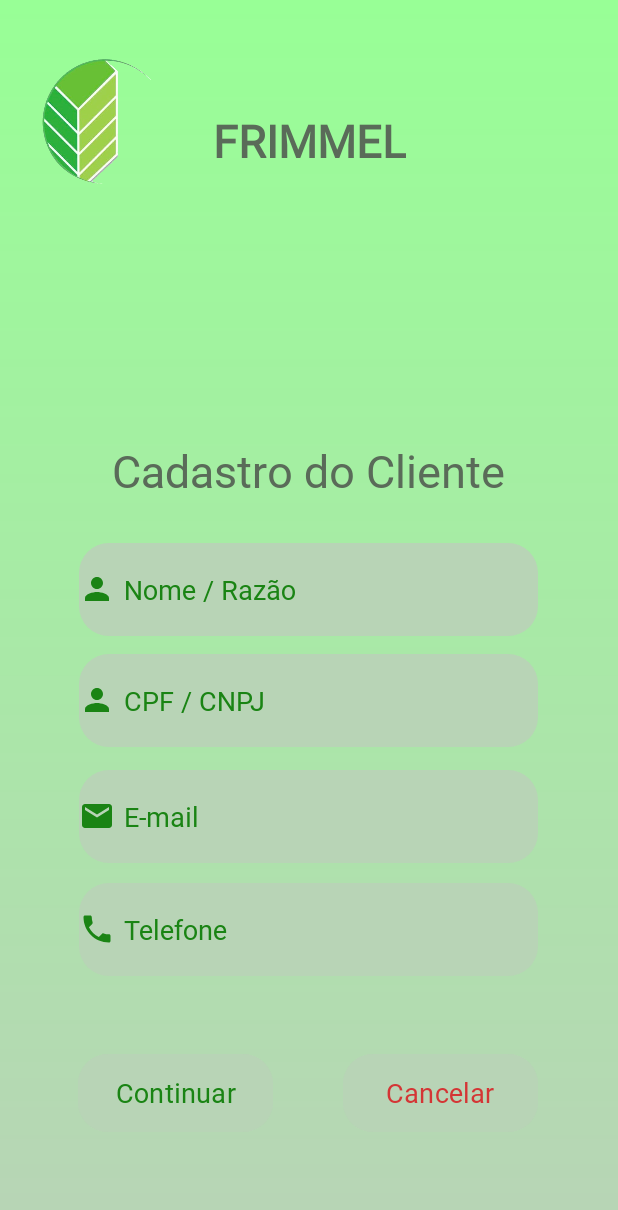
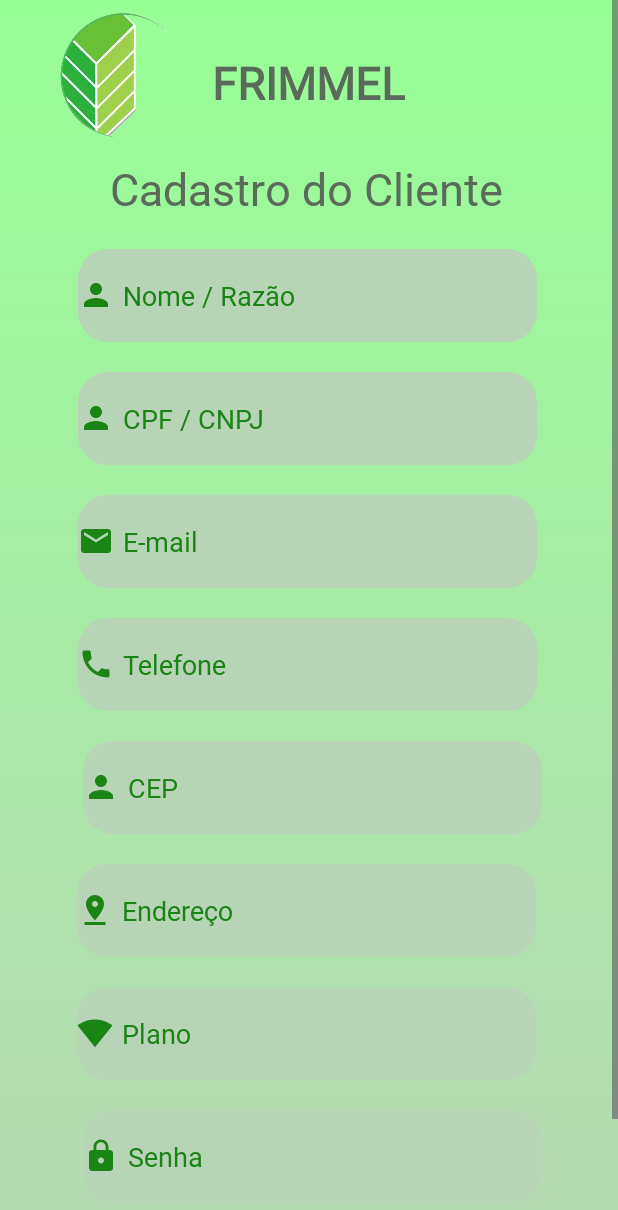
Before and after one commit to camila-frimmel/Proj._Integrador, an Android app: the CadastroCliente screen opened directly, with no data from a screen before it, on a phone screen of 412 x 824 dp. Shown: the top 1210 px of the screen. Run offline under Robolectric (Android 15) with nearby library versions, the phone set to English and light mode, and no system bars; our stand-ins replace Firebase (no records; nobody signed in at launch, a user with empty details on screens opened directly).

Commit message:
New update CadastroCliente

```diff
--- a/app/src/main/java/com/internet/frimmel/CadastroCliente.java
+++ b/app/src/main/java/com/internet/frimmel/CadastroCliente.java
@@ -27,7 +27,7 @@ public class CadastroCliente extends AppCompatActivity {
     protected void onCreate(Bundle savedInstanceState) {
         super.onCreate(savedInstanceState);
         setContentView(R.layout.activity_cadastrocliente);
-        Button Continua = findViewById(R.id.ContinuarCadastro);
+        Button Continua = findViewById(R.id.ConfirmarCadastro);
         Button Cancela = findViewById(R.id.CancelarCadastro);
 
         FirebaseApp.initializeApp(this);
--- a/app/src/main/java/com/internet/frimmel/CadastroParte2.java
+++ b/app/src/main/java/com/internet/frimmel/CadastroParte2.java
@@ -11,7 +11,7 @@ public class CadastroParte2 extends AppCompatActivity {
 
     protected void onCreate(Bundle savedInstanceState) {
         super.onCreate(savedInstanceState);
-        setContentView(R.layout.activity_cadastro2);
+      /*  setContentView(R.layout.activity_cadastro2);
         Button Volte = findViewById(R.id.VoltarCadastro2);
 
         Volte.setOnClickListener(new View.OnClickListener() {
@@ -20,6 +20,6 @@ public class CadastroParte2 extends AppCompatActivity {
                 Intent volta = new Intent(getApplicationContext(), CadastroCliente.class);
                 startActivity(volta);
             }
-        });
+        });*/
     }
 }
--- a/app/src/main/java/com/internet/frimmel/DadosCliente.java
+++ b/app/src/main/java/com/internet/frimmel/DadosCliente.java
@@ -3,9 +3,7 @@ package com.internet.frimmel;
 import android.os.Bundle;
 import android.widget.TextView;
 import android.widget.Toast;
-
 import androidx.appcompat.app.AppCompatActivity;
-
 import com.google.firebase.FirebaseApp;
 import com.google.firebase.auth.FirebaseAuth;
 import com.google.firebase.auth.FirebaseUser;
@@ -15,6 +13,9 @@ public class DadosCliente extends AppCompatActivity {
 
     private FirebaseFirestore db;
     private TextView textNome;
+
+    public DadosCliente(String nome, String cpf, String email, String telefone) {
+    }
 
     protected void onCreate(Bundle savedInstanceState) {
         super.onCreate(savedInstanceState);
--- a/app/src/main/res/layout/activity_cadastrocliente.xml
+++ b/app/src/main/res/layout/activity_cadastrocliente.xml
@@ -1,7 +1,13 @@
 <?xml version="1.0" encoding="utf-8"?>
-<LinearLayout xmlns:android="http://schemas.android.com/apk/res/android"
+<ScrollView
+    xmlns:android="http://schemas.android.com/apk/res/android"
     xmlns:app="http://schemas.android.com/apk/res-auto"
     xmlns:tools="http://schemas.android.com/tools"
+    android:layout_height="match_parent"
+    android:layout_width="match_parent"
+    android:fillViewport="true">
+
+<LinearLayout
     android:layout_width="match_parent"
     android:layout_height="match_parent"
     android:background="@drawable/gradiente_color"
@@ -17,16 +23,26 @@
         app:layout_constraintStart_toStartOf="parent"
         app:layout_constraintTop_toTopOf="parent">
 
+        <androidx.constraintlayout.widget.ConstraintLayout
+            android:layout_width="409dp"
+            android:layout_height="match_parent"
+            app:layout_constraintBottom_toBottomOf="parent"
+            app:layout_constraintEnd_toEndOf="parent"
+            app:layout_constraintHorizontal_bias="0.0"
+            app:layout_constraintStart_toStartOf="parent"
+            app:layout_constraintTop_toTopOf="parent"
+            app:layout_constraintVertical_bias="0.0">
+
+
             <ImageView
                 android:id="@+id/imageView"
                 android:layout_width="104dp"
                 android:layout_height="105dp"
-            app:layout_constraintBottom_toBottomOf="parent"
-            app:layout_constraintEnd_toEndOf="parent"
-            app:layout_constraintHorizontal_bias="0.052"
+                android:layout_marginStart="28dp"
+                app:layout_constraintBottom_toTopOf="@+id/textCadastroCliente"
                 app:layout_constraintStart_toStartOf="parent"
                 app:layout_constraintTop_toTopOf="parent"
-            app:layout_constraintVertical_bias="0.043"
+                app:layout_constraintVertical_bias="1.0"
                 app:srcCompat="@drawable/frimmel_transparente" />
 
             <TextView
@@ -39,42 +55,18 @@
                 android:textColor="#5A6B59"
                 android:textSize="30sp"
                 android:textStyle="bold"
-            app:layout_constraintBottom_toBottomOf="parent"
+                app:layout_constraintBottom_toTopOf="@+id/textCadastroCliente"
                 app:layout_constraintEnd_toEndOf="parent"
-            app:layout_constraintStart_toStartOf="parent"
+                app:layout_constraintHorizontal_bias="0.065"
+                app:layout_constraintStart_toEndOf="@+id/imageView"
                 app:layout_constraintTop_toTopOf="parent"
-            app:layout_constraintVertical_bias="0.094" />
-
-        <androidx.constraintlayout.widget.ConstraintLayout
-            android:layout_width="409dp"
-            android:layout_height="587dp"
-            app:layout_constraintBottom_toBottomOf="parent"
-            app:layout_constraintEnd_toEndOf="parent"
-            app:layout_constraintStart_toStartOf="parent"
-            app:layout_constraintTop_toTopOf="parent"
-            app:layout_constraintVertical_bias="0.986">
-
-            <Button
-                android:id="@+id/CancelarCadastro"
-                android:layout_width="130dp"
-                android:layout_height="60dp"
-                android:backgroundTint="#B8D4B6"
-                android:fontFamily="@font/itim"
-                android:text="Cancelar"
-                android:textColor="#D43535"
-                android:textSize="18sp"
-                app:cornerRadius="20dp"
-                app:layout_constraintBottom_toBottomOf="parent"
-                app:layout_constraintEnd_toEndOf="parent"
-                app:layout_constraintHorizontal_bias="0.814"
-                app:layout_constraintStart_toStartOf="parent"
-                app:layout_constraintTop_toTopOf="parent"
-                app:layout_constraintVertical_bias="0.882" />
+                app:layout_constraintVertical_bias="0.534" />
 
             <EditText
                 android:id="@+id/CadastroCPF"
                 android:layout_width="306dp"
                 android:layout_height="62dp"
+                android:layout_marginBottom="20dp"
                 android:background="@drawable/background_corner"
                 android:drawableLeft="@drawable/baseline_person_24"
                 android:drawablePadding="6dp"
@@ -87,17 +79,16 @@
                 android:textIsSelectable="false"
                 android:textSize="18sp"
                 app:circularflow_radiusInDP="20sp"
-                app:layout_constraintBottom_toBottomOf="parent"
+                app:layout_constraintBottom_toTopOf="@+id/CadastroEmail"
                 app:layout_constraintEnd_toEndOf="parent"
-                app:layout_constraintHorizontal_bias="0.495"
-                app:layout_constraintStart_toStartOf="parent"
-                app:layout_constraintTop_toTopOf="parent"
-                app:layout_constraintVertical_bias="0.386" />
+                app:layout_constraintHorizontal_bias="0.504"
+                app:layout_constraintStart_toStartOf="parent" />
 
             <EditText
                 android:id="@+id/CadastroTelefone"
                 android:layout_width="306dp"
                 android:layout_height="62dp"
+                android:layout_marginBottom="20dp"
                 android:background="@drawable/background_corner"
                 android:drawableLeft="@drawable/baseline_phone_24"
                 android:drawablePadding="6dp"
@@ -110,17 +101,16 @@
                 android:textIsSelectable="false"
                 android:textSize="18sp"
                 app:circularflow_radiusInDP="20sp"
-                app:layout_constraintBottom_toBottomOf="parent"
+                app:layout_constraintBottom_toTopOf="@+id/CadastroCEP"
                 app:layout_constraintEnd_toEndOf="parent"
-                app:layout_constraintHorizontal_bias="0.495"
-                app:layout_constraintStart_toStartOf="parent"
-                app:layout_constraintTop_toTopOf="parent"
-                app:layout_constraintVertical_bias="0.676" />
+                app:layout_constraintHorizontal_bias="0.504"
+                app:layout_constraintStart_toStartOf="parent" />
 
             <EditText
                 android:id="@+id/CadastroEmail"
                 android:layout_width="306dp"
                 android:layout_height="62dp"
+                android:layout_marginBottom="20dp"
                 android:background="@drawable/background_corner"
                 android:drawableLeft="@drawable/baseline_email_24"
                 android:drawablePadding="6dp"
@@ -133,17 +123,16 @@
                 android:textIsSelectable="false"
                 android:textSize="18sp"
                 app:circularflow_radiusInDP="20sp"
-                app:layout_constraintBottom_toBottomOf="parent"
+                app:layout_constraintBottom_toTopOf="@+id/CadastroTelefone"
                 app:layout_constraintEnd_toEndOf="parent"
-                app:layout_constraintHorizontal_bias="0.495"
-                app:layout_constraintStart_toStartOf="parent"
-                app:layout_constraintTop_toTopOf="parent"
-                app:layout_constraintVertical_bias="0.533" />
+                app:layout_constraintHorizontal_bias="0.504"
+                app:layout_constraintStart_toStartOf="parent" />
 
             <EditText
                 android:id="@+id/CadastroNome"
                 android:layout_width="306dp"
                 android:layout_height="62dp"
+                android:layout_marginBottom="20dp"
                 android:background="@drawable/background_corner"
                 android:drawableLeft="@drawable/baseline_person_24"
                 android:drawablePadding="6dp"
@@ -156,47 +145,146 @@
                 android:textIsSelectable="false"
                 android:textSize="18sp"
                 app:circularflow_radiusInDP="20sp"
-                app:layout_constraintBottom_toBottomOf="parent"
+                app:layout_constraintBottom_toTopOf="@+id/CadastroCPF"
                 app:layout_constraintEnd_toEndOf="parent"
-                app:layout_constraintHorizontal_bias="0.495"
-                app:layout_constraintStart_toStartOf="parent"
-                app:layout_constraintTop_toTopOf="parent"
-                app:layout_constraintVertical_bias="0.245" />
+                app:layout_constraintHorizontal_bias="0.504"
+                app:layout_constraintStart_toStartOf="parent" />
 
             <TextView
                 android:id="@+id/textCadastroCliente"
                 android:layout_width="wrap_content"
                 android:layout_height="wrap_content"
+                android:layout_marginBottom="20dp"
                 android:fontFamily="@font/itim"
                 android:text="Cadastro do Cliente"
                 android:textColor="#5A6B59"
                 android:textSize="30sp"
+                app:layout_constraintBottom_toTopOf="@+id/CadastroNome"
+                app:layout_constraintEnd_toEndOf="parent"
+                app:layout_constraintHorizontal_bias="0.496"
+                app:layout_constraintStart_toStartOf="parent" />
+
+
+            <EditText
+                android:id="@+id/CadastroCEP"
+                android:layout_width="306dp"
+                android:layout_height="62dp"
+                android:layout_marginBottom="20dp"
+                android:background="@drawable/background_corner"
+                android:drawableLeft="@drawable/baseline_person_24"
+                android:drawablePadding="6dp"
+                android:ems="10"
+                android:fontFamily="@font/itim"
+                android:hint="CEP"
+                android:inputType="text"
+                android:textColor="#1A8414"
+                android:textColorHint="#1A8414"
+                android:textIsSelectable="false"
+                android:textSize="18sp"
+                app:circularflow_radiusInDP="20sp"
+                app:layout_constraintBottom_toTopOf="@+id/CadastroEndereço"
+                app:layout_constraintEnd_toEndOf="parent"
+                app:layout_constraintHorizontal_bias="0.533"
+                app:layout_constraintStart_toStartOf="parent" />
+
+            <EditText
+                android:id="@+id/CadastroEndereço"
+                android:layout_width="306dp"
+                android:layout_height="62dp"
+                android:layout_marginBottom="20dp"
+                android:background="@drawable/background_corner"
+                android:drawableLeft="@drawable/baseline_pin_drop_24"
+                android:drawablePadding="6dp"
+                android:ems="10"
+                android:fontFamily="@font/itim"
+                android:hint="Endereço"
+                android:inputType="text"
+                android:textColor="#1A8414"
+                android:textColorHint="#1A8414"
+                android:textIsSelectable="false"
+                android:textSize="18sp"
+                app:circularflow_radiusInDP="20sp"
+                app:layout_constraintBottom_toTopOf="@+id/CadastroPlano"
+                app:layout_constraintEnd_toEndOf="parent"
+                app:layout_constraintHorizontal_bias="0.495"
+                app:layout_constraintStart_toStartOf="parent" />
+
+            <EditText
+                android:id="@+id/CadastroPlano"
+                android:layout_width="306dp"
+                android:layout_height="62dp"
+                android:layout_marginBottom="20dp"
+                android:background="@drawable/background_corner"
+                android:drawableLeft="@drawable/baseline_signal_wifi_4_bar_24"
+                android:drawablePadding="6dp"
+                android:ems="10"
+                android:fontFamily="@font/itim"
+                android:hint="Plano"
+                android:inputType="text"
+                android:textColor="#1A8414"
+                android:textColorHint="#1A8414"
+                android:textIsSelectable="false"
+                android:textSize="18sp"
+                app:circularflow_radiusInDP="20sp"
+                app:layout_constraintBottom_toTopOf="@+id/CadastroSenha"
+                app:layout_constraintEnd_toEndOf="parent"
+                app:layout_constraintHorizontal_bias="0.495"
+                app:layout_constraintStart_toStartOf="parent" />
+
+            <EditText
+                android:id="@+id/CadastroSenha"
+                android:layout_width="306dp"
+                android:layout_height="62dp"
+                android:layout_marginBottom="20dp"
+                android:background="@drawable/background_corner"
+                android:drawableLeft="@drawable/baseline_lock_24"
+                android:drawablePadding="6dp"
+                android:ems="10"
+                android:fontFamily="@font/itim"
+                android:hint="Senha"
+                android:inputType="textPassword"
+                android:textColor="#1A8414"
+                android:textColorHint="#1A8414"
+                android:textSize="18sp"
+                app:layout_constraintBottom_toTopOf="@+id/ConfirmarCadastro"
+                app:layout_constraintEnd_toEndOf="parent"
+                app:layout_constraintHorizontal_bias="0.533"
+                app:layout_constraintStart_toStartOf="parent" />
+
+            <Button
+                android:id="@+id/CancelarCadastro"
+                android:layout_width="130dp"
+                android:layout_height="60dp"
+                android:layout_marginBottom="28dp"
+                android:backgroundTint="#B8D4B6"
+                android:fontFamily="@font/itim"
+                android:text="Cancelar"
+                android:textColor="#D43535"
+                android:textSize="18sp"
+                app:cornerRadius="20dp"
                 app:layout_constraintBottom_toBottomOf="parent"
                 app:layout_constraintEnd_toEndOf="parent"
-                app:layout_constraintHorizontal_bias="0.496"
-                app:layout_constraintStart_toStartOf="parent"
-                app:layout_constraintTop_toTopOf="parent"
-                app:layout_constraintVertical_bias="0.11" />
+                app:layout_constraintHorizontal_bias="0.505"
+                app:layout_constraintStart_toEndOf="@+id/ConfirmarCadastro" />
 
             <Button
-                android:id="@+id/ContinuarCadastro"
+                android:id="@+id/ConfirmarCadastro"
                 android:layout_width="130dp"
                 android:layout_height="60dp"
+                android:layout_marginStart="52dp"
+                android:layout_marginBottom="28dp"
                 android:backgroundTint="#B8D4B6"
                 android:fontFamily="@font/itim"
-                android:text="Continuar"
+                android:text="Confirmar"
                 android:textColor="#1A8414"
                 android:textSize="18sp"
                 app:cornerRadius="20dp"
                 app:layout_constraintBottom_toBottomOf="parent"
-                app:layout_constraintEnd_toEndOf="parent"
-                app:layout_constraintHorizontal_bias="0.182"
-                app:layout_constraintStart_toStartOf="parent"
-                app:layout_constraintTop_toTopOf="parent"
-                app:layout_constraintVertical_bias="0.882" />
-
+                app:layout_constraintStart_toStartOf="parent" />
 
         </androidx.constraintlayout.widget.ConstraintLayout>
 
     </androidx.constraintlayout.widget.ConstraintLayout>
+
     </LinearLayout>
+</ScrollView>
```
Also changed, not shown: app/src/main/res/layout/activity_cadastro2.xml (deleted, +0 -201 lines). Lines whose indentation alone changed are shown as unchanged.
